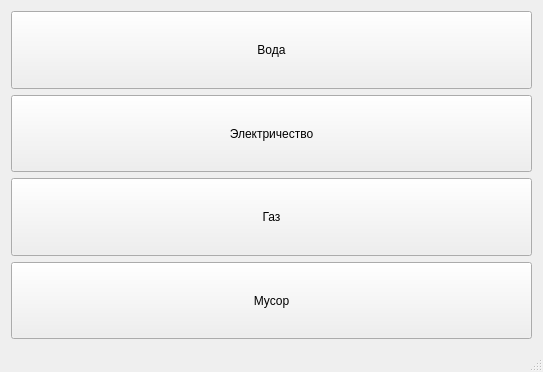
Old version of the form mainwindow.ui in the repository FenyukAndrew/QtCalculatePayment.
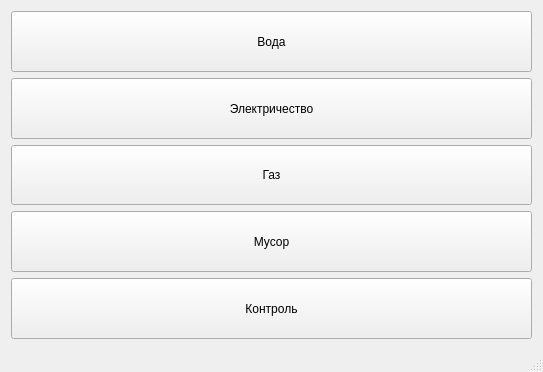
New version of the form.

Patch:
```diff
--- a/mainwindow.ui
+++ b/mainwindow.ui
@@ -75,6 +75,19 @@
         </property>
        </widget>
       </item>
+      <item>
+       <widget class="QPushButton" name="pushButtonControl">
+        <property name="sizePolicy">
+         <sizepolicy hsizetype="Minimum" vsizetype="Minimum">
+          <horstretch>0</horstretch>
+          <verstretch>0</verstretch>
+         </sizepolicy>
+        </property>
+        <property name="text">
+         <string>Контроль</string>
+        </property>
+       </widget>
+      </item>
      </layout>
     </item>
    </layout>
```
